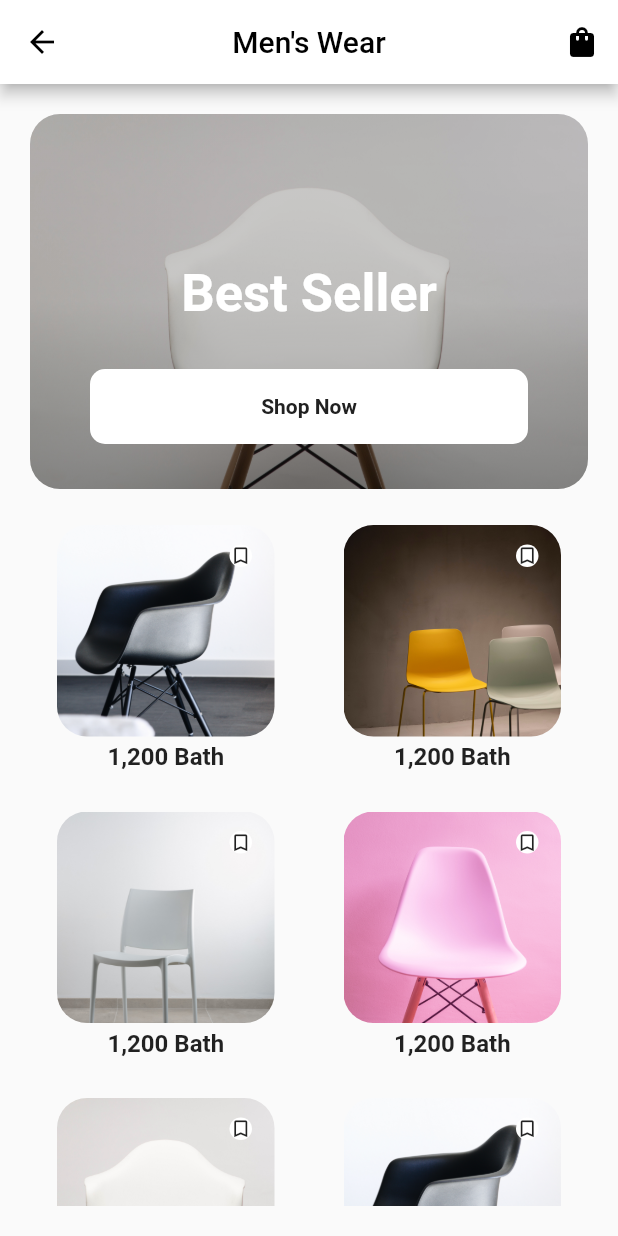
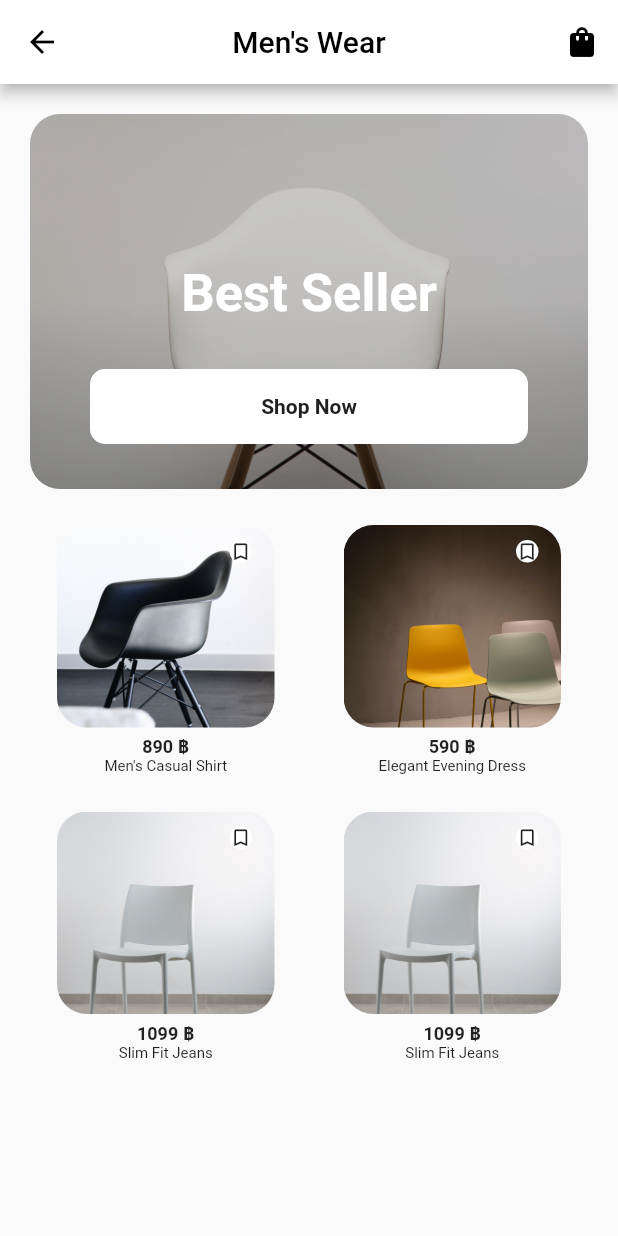
Before and after one commit to Pipeparin12/CapstoneII, a Flutter app: the HomeScreen screen opened directly, after a tap on an icon or button, on a phone screen of 412 x 824 dp. Run offline on Flutter 3.47's test engine with Material 2 defaults, Android fonts, the phone set to English and light mode, and no system bars.

Commit message:
update model for demo app and finish detail page

```diff
--- /dev/null
+++ b/longdoo_frontend/lib/components/clothesCard.dart
@@ -0,0 +1,74 @@
+import 'package:flutter/cupertino.dart';
+import 'package:flutter/material.dart';
+import 'package:flutter/src/foundation/key.dart';
+import 'package:flutter/src/widgets/framework.dart';
+import 'package:longdoo_frontend/model/clothes.dart';
+
+import '../screen/accountName/accName.dart';
+
+class ClothesCard extends StatelessWidget {
+  final ClothingItem demoClothes;
+  final GestureTapCallback press;
+  const ClothesCard({Key? key, required this.demoClothes, required this.press});
+
+  @override
+  Widget build(BuildContext context) {
+    return Container(
+      child: GestureDetector(
+          onTap: press,
+          // () {
+          //   // Navigate to the item detail screen when an item is tapped.
+          //   Navigator.push(
+          //     context,
+          //     MaterialPageRoute(
+          //       builder: (context) => AccNameScreen(),
+          //     ),
+          //   );
+          // },
+          child: Column(
+            children: [
+              Card(
+                color: Colors.transparent,
+                elevation: 0,
+                child: Container(
+                  decoration: BoxDecoration(
+                    borderRadius: BorderRadius.circular(20),
+                    image: DecorationImage(
+                      image: AssetImage(demoClothes.imagePath),
+                      fit: BoxFit.cover,
+                    ),
+                  ),
+                  child: Transform.translate(
+                    offset: Offset(50, -50),
+                    child: Container(
+                      margin: EdgeInsets.symmetric(
+                        horizontal: 65,
+                        vertical: 60,
+                      ),
+                      decoration: BoxDecoration(
+                        borderRadius: BorderRadius.circular(10),
+                        color: Colors.white,
+                      ),
+                      child: Icon(
+                        Icons.bookmark_border,
+                        size: 15,
+                      ),
+                    ),
+                  ),
+                ),
+              ),
+              Text(
+                demoClothes.price.toStringAsFixed(0) + " ฿",
+                style: TextStyle(fontSize: 12, fontWeight: FontWeight.bold),
+                textAlign: TextAlign.left,
+              ),
+              Text(
+                demoClothes.name,
+                style: TextStyle(fontSize: 10),
+                textAlign: TextAlign.left,
+              ),
+            ],
+          )),
+    );
+  }
+}
--- /dev/null
+++ b/longdoo_frontend/lib/model/clothes.dart
@@ -0,0 +1,64 @@
+class ClothingItem {
+  final int id;
+  final String name;
+  final double price;
+  final double amount;
+  final String color;
+  final String category;
+  final String description;
+  final String imagePath;
+
+  ClothingItem({
+    required this.id,
+    required this.name,
+    required this.price,
+    required this.amount,
+    required this.color,
+    required this.category,
+    required this.description,
+    required this.imagePath,
+  });
+}
+
+List<ClothingItem> demoClothes = [
+  ClothingItem(
+    id: 1,
+    name: "Men's Casual Shirt",
+    price: 890,
+    color: 'Blue',
+    category: 'Women',
+    amount: 2,
+    description: 'A comfortable and stylish shirt for casual occasions.',
+    imagePath: 'assets/images/two.jpg',
+  ),
+  ClothingItem(
+    id: 2,
+    name: 'Elegant Evening Dress',
+    price: 590,
+    category: 'Women',
+    amount: 3,
+    color: 'Black',
+    description: 'An elegant dress for special evening events.',
+    imagePath: 'assets/images/three.jpg',
+  ),
+  ClothingItem(
+    id: 3,
+    name: 'Slim Fit Jeans',
+    price: 1099,
+    amount: 10,
+    category: 'Women',
+    color: 'Dark Blue',
+    description: 'Slim fit jeans for a modern look and comfort.',
+    imagePath: 'assets/images/four.jpg',
+  ),
+  ClothingItem(
+    id: 4,
+    name: 'Slim Fit Jeans',
+    price: 1099,
+    amount: 10,
+    category: 'Women',
+    color: 'Dark Blue',
+    description: 'Slim fit jeans for a modern look and comfort.',
+    imagePath: 'assets/images/four.jpg',
+  ),
+];
--- a/longdoo_frontend/lib/screen/category.dart
+++ b/longdoo_frontend/lib/screen/category.dart
@@ -1,26 +1,18 @@
 import 'package:flutter/material.dart';
+import 'package:longdoo_frontend/components/clothesCard.dart';
+import 'package:longdoo_frontend/model/clothes.dart';
 import 'package:longdoo_frontend/screen/accountName/accName.dart';
+import 'package:longdoo_frontend/screen/itemDetail.dart';
 
 class CategoryScreen extends StatefulWidget {
   final String name;
-  CategoryScreen({required this.name});
+  CategoryScreen({Key? key, required this.name});
 
   @override
   State<CategoryScreen> createState() => _CategoryScreenState();
 }
 
 class _CategoryScreenState extends State<CategoryScreen> {
-  final List<String> _listItem = [
-    'assets/images/two.jpg',
-    'assets/images/three.jpg',
-    'assets/images/four.jpg',
-    'assets/images/five.jpg',
-    'assets/images/one.jpg',
-    'assets/images/two.jpg',
-    'assets/images/three.jpg',
-    'assets/images/four.jpg',
-    'assets/images/five.jpg',
-  ];
   @override
   Widget build(BuildContext context) {
     return Scaffold(
@@ -99,54 +91,23 @@ class _CategoryScreenState extends State<CategoryScreen> {
               ),
               Expanded(
                   child: GridView.count(
-                crossAxisCount: 2,
-                crossAxisSpacing: 10,
-                mainAxisSpacing: 10,
-                children: _listItem
-                    .map(
-                      (item) => Column(
-                        children: [
-                          Card(
-                            color: Colors.transparent,
-                            elevation: 0,
-                            child: Container(
-                              decoration: BoxDecoration(
-                                borderRadius: BorderRadius.circular(20),
-                                image: DecorationImage(
-                                  image: AssetImage(item),
-                                  fit: BoxFit.cover,
-                                ),
-                              ),
-                              child: Transform.translate(
-                                offset: Offset(50, -50),
-                                child: Container(
-                                  margin: EdgeInsets.symmetric(
-                                    horizontal: 65,
-                                    vertical: 63,
+                      crossAxisCount: 2,
+                      crossAxisSpacing: 10,
+                      mainAxisSpacing: 10,
+                      children: [
+                    ...List.generate(
+                        demoClothes.length,
+                        (index) => ClothesCard(
+                            demoClothes: demoClothes[index],
+                            press: () => Navigator.push(
+                                  context,
+                                  MaterialPageRoute(
+                                    builder: (context) => ItemDetailScreen(
+                                      demoItem: demoClothes[index],
+                                    ),
                                   ),
-                                  decoration: BoxDecoration(
-                                    borderRadius: BorderRadius.circular(10),
-                                    color: Colors.white,
-                                  ),
-                                  child: Icon(
-                                    Icons.bookmark_border,
-                                    size: 15,
-                                  ),
-                                ),
-                              ),
-                            ),
-                          ),
-                          Text(
-                            '1,200 Bath',
-                            style: TextStyle(
-                                fontSize: 16, fontWeight: FontWeight.bold),
-                            textAlign: TextAlign.left,
-                          ),
-                        ],
-                      ),
-                    )
-                    .toList(),
-              ))
+                                )))
+                  ]))
             ],
           ),
         ),
--- a/longdoo_frontend/lib/screen/home.dart
+++ b/longdoo_frontend/lib/screen/home.dart
@@ -10,22 +10,27 @@ class _HomeScreenState extends State<HomeScreen> {
   final List<Map<String, dynamic>> _listItems = [
     {
       'name': 'Men\'s Wear',
+      'category': 'Men',
       'imagePath': 'assets/images/menswear.jpg',
     },
     {
       'name': 'Women\'s Wear',
+      'category': 'Women',
       'imagePath': 'assets/images/womenswear.jpg',
     },
     {
       'name': 'Kids Wear',
+      'category': 'Kid',
       'imagePath': 'assets/images/kidswear.jpg',
     },
     {
       'name': 'Unisex',
+      'category': 'Unisex',
       'imagePath': 'assets/images/unisex.png',
     },
     {
       'name': 'Sale',
+      'category': 'Sale',
       'imagePath': 'assets/images/sale.png',
     },
   ];
```
Also changed, not shown: longdoo_frontend/lib/screen/itemDetail.dart (added, +250 -0 lines).
